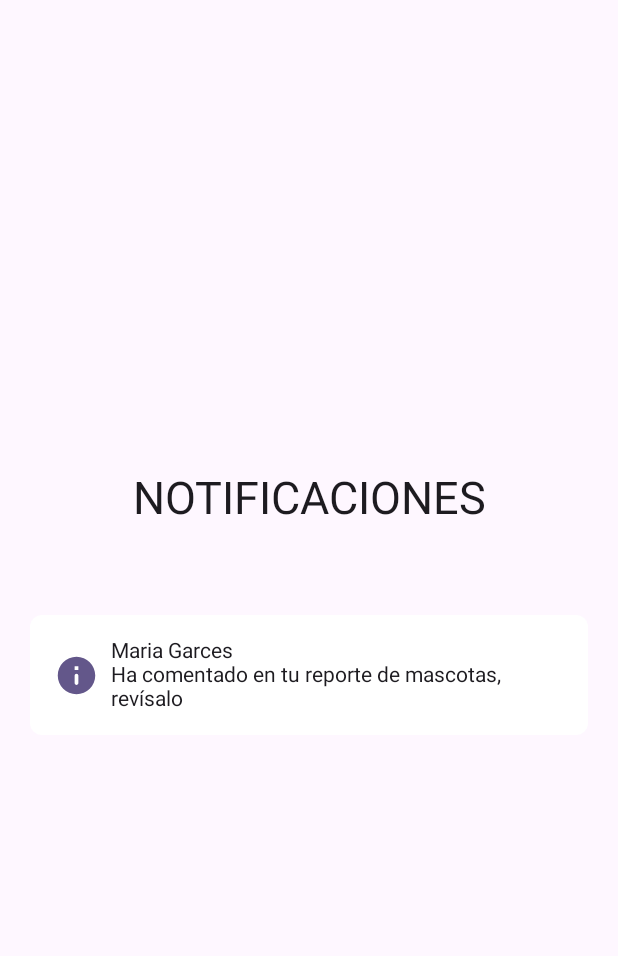
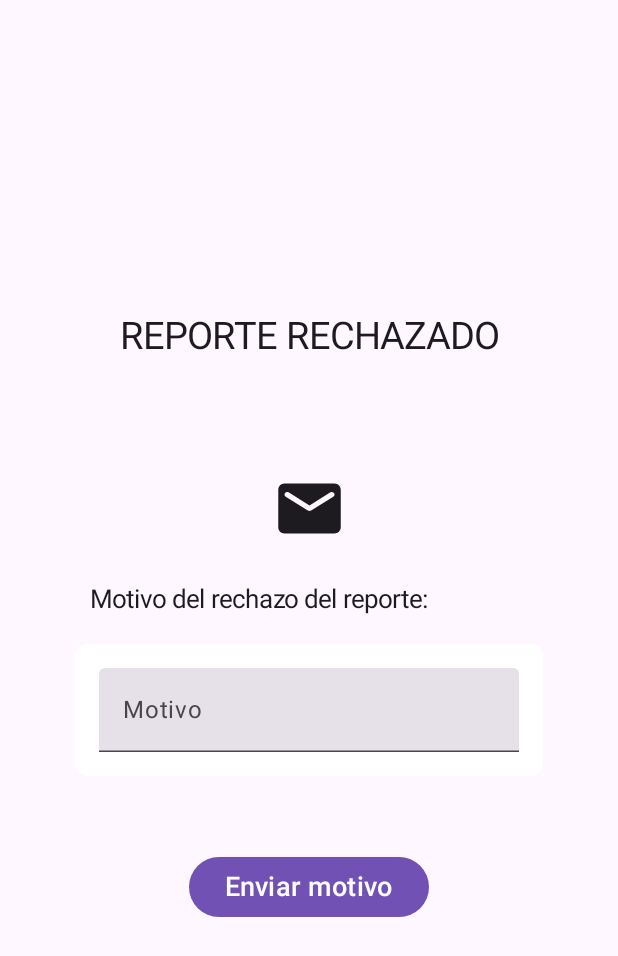
Before and after one commit to ggalvisgg/App-Security, an Android app built with Jetpack Compose: the screen it shows after launch (MainActivity), on a phone screen of 412 x 824 dp. Shown: the top 956 px of the screen. Run offline under Robolectric (Android 15) with nearby library versions, the phone set to English and light mode, and no system bars.

Commit message:
ventana ReasonReport hay que cambiar el textfield y el logo

```diff
--- a/app/src/main/java/com/appsecurity/MainActivity.kt
+++ b/app/src/main/java/com/appsecurity/MainActivity.kt
@@ -6,6 +6,7 @@ import androidx.activity.compose.setContent
 import androidx.activity.enableEdgeToEdge
 import com.appsecurity.ui.screens.EditScreen
 import com.appsecurity.ui.screens.LoginScreen
+import com.appsecurity.ui.screens.ReasonReportScreen
 import com.appsecurity.ui.screens.RecoverPasswordScreen
 import com.appsecurity.ui.screens.WatchNotificationScreen
 
@@ -17,7 +18,8 @@ class MainActivity : ComponentActivity() {
             //LoginScreen()
             //EditScreen()
             //RecoverPasswordScreen()
-            WatchNotificationScreen()
+            //WatchNotificationScreen()
+            ReasonReportScreen()
         }
     }
 }
--- /dev/null
+++ b/app/src/main/java/com/appsecurity/ui/screens/ReasonReportScreen.kt
@@ -0,0 +1,126 @@
+package com.appsecurity.ui.screens
+
+import android.R.attr.textStyle
+import android.content.Context
+import androidx.compose.foundation.background
+import androidx.compose.foundation.border
+import androidx.compose.foundation.layout.Arrangement
+import androidx.compose.foundation.layout.Box
+import androidx.compose.foundation.layout.Column
+import androidx.compose.foundation.layout.PaddingValues
+import androidx.compose.foundation.layout.Spacer
+import androidx.compose.foundation.layout.fillMaxSize
+import androidx.compose.foundation.layout.height
+import androidx.compose.foundation.layout.padding
+import androidx.compose.foundation.layout.size
+import androidx.compose.foundation.shape.RoundedCornerShape
+import androidx.compose.material.icons.Icons
+import androidx.compose.material.icons.rounded.AccountCircle
+import androidx.compose.material.icons.rounded.Email
+import androidx.compose.material3.Button
+import androidx.compose.material3.ButtonDefaults
+import androidx.compose.material3.Icon
+import androidx.compose.material3.Scaffold
+import androidx.compose.material3.Text
+import androidx.compose.material3.TextField
+import androidx.compose.runtime.Composable
+import androidx.compose.runtime.getValue
+import androidx.compose.runtime.mutableStateOf
+import androidx.compose.runtime.saveable.rememberSaveable
+import androidx.compose.runtime.setValue
+import androidx.compose.ui.Alignment
+import androidx.compose.ui.Modifier
+import android.graphics.Color as AndroidColor
+import androidx.compose.ui.graphics.Color
+import androidx.compose.ui.platform.LocalContext
+import androidx.compose.ui.text.TextStyle
+import androidx.compose.ui.text.style.TextAlign
+import androidx.compose.ui.unit.dp
+import androidx.compose.ui.unit.sp
+
+@Composable
+fun ReasonReportScreen(){
+
+    val contex = LocalContext.current
+
+    Scaffold { padding ->
+        ReasonReportForm(
+            padding = padding,
+            contex = contex
+        )
+    }
+
+}
+
+@Composable
+fun ReasonReportForm(
+    padding: PaddingValues,
+    contex: Context
+) {
+
+    var motivo by rememberSaveable { mutableStateOf("") }
+
+    Column(
+        modifier = Modifier
+            .padding()
+            .fillMaxSize(),
+        horizontalAlignment = Alignment.CenterHorizontally,
+        verticalArrangement = Arrangement.Center
+    )
+    {
+
+        Text(
+            text = "REPORTE RECHAZADO",
+            fontSize = 25.sp,
+            textAlign = TextAlign.Center
+        )
+
+        Spacer(
+            modifier = Modifier
+                .height(50.dp)
+        )
+
+        Icon(imageVector = Icons.Rounded.Email,
+            contentDescription = "Logo de la app",
+            modifier = Modifier
+                .padding(25.dp)
+                .size(50.dp))
+
+        Text(text = "Motivo del rechazo del reporte: ",
+            fontSize = 17.sp,
+            modifier = Modifier
+                .align (Alignment.Start)
+                .padding(start = 60.dp, bottom = 10.dp))
+
+        Spacer(
+            modifier = Modifier
+                .height(10.dp)
+        )
+
+        Box(
+            modifier = Modifier
+                .background(Color.White, shape = RoundedCornerShape(8.dp))
+                .padding(8.dp)
+        ) {
+            TextField(
+                value = motivo,
+                onValueChange = { motivo = it },
+                label = { Text("Motivo") },
+                modifier = Modifier
+                    .background(Color.White, shape = RoundedCornerShape(8.dp))
+                    .padding(8.dp)
+            )
+        }
+
+        Spacer(modifier = Modifier
+            .height(50.dp))
+
+        Button(
+            colors = ButtonDefaults.buttonColors(Color(AndroidColor.parseColor("#7251B5"))),
+            onClick = {}
+        ) {
+            Text(text = "Enviar motivo",
+                fontSize = 18.sp)
+        }
+    }
+}
```
